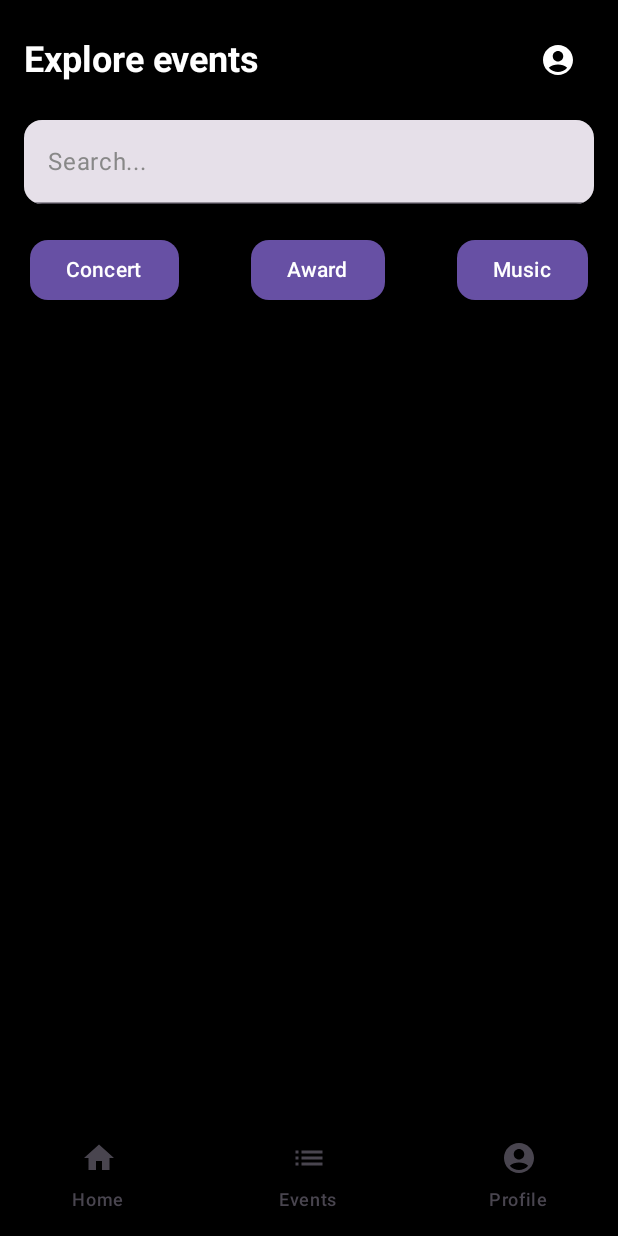
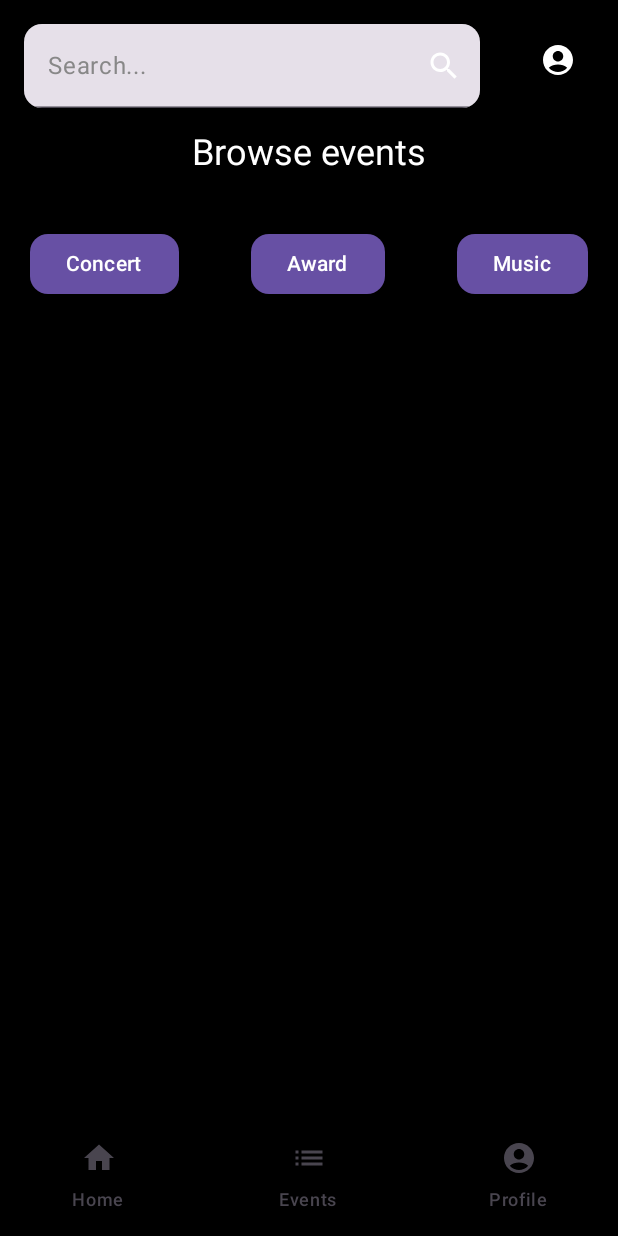
Before and after one commit to Munira12345/MazeConnect_, an Android app built with Jetpack Compose: the EventSeekerHomePage screen opened through its navigation route, on a phone screen of 412 x 824 dp. Run offline under Robolectric (Android 15) with nearby library versions, the light colour scheme and no system bars; our stand-ins replace Firebase (no records; nobody signed in at launch, a user with empty details on screens opened directly); missing, so only their content is drawn: MazeConnectTheme.

Commit message:
event seekers can now have events fetched by getting image cards with url and name and Id pending testing through log out feature

```diff
--- a/app/src/main/java/com/example/mazeconnect/EventSeekerHomePage.kt
+++ b/app/src/main/java/com/example/mazeconnect/EventSeekerHomePage.kt
@@ -18,19 +18,28 @@ import androidx.compose.ui.Modifier
 import androidx.compose.ui.draw.clip
 import androidx.compose.ui.graphics.Color
 import androidx.compose.ui.layout.ContentScale
-import androidx.compose.ui.res.painterResource
 import androidx.compose.ui.text.TextStyle
-import androidx.compose.ui.text.font.FontWeight
 import androidx.compose.ui.tooling.preview.Preview
 import androidx.compose.ui.unit.dp
 import androidx.compose.ui.unit.sp
 import androidx.navigation.NavHostController
 import androidx.navigation.compose.rememberNavController
 import coil.compose.rememberAsyncImagePainter
-import com.example.mazeconnect.R
 import com.example.mazeconnect.components.EventSeekerBottomNavigation
-import com.example.mazeconnect.ui.theme.MazeConnectTheme
+//import com.example.mazeconnect.ui.theme.MazeConnectTheme
+import android.util.Log
+import androidx.compose.foundation.*
+import androidx.compose.foundation.lazy.LazyColumn
+import androidx.compose.foundation.lazy.items
+import androidx.compose.material.icons.filled.Search
+import com.google.firebase.firestore.FirebaseFirestore
 
+
+data class EventData(
+    val id: String = "",
+    val name: String = "",
+    val imageUrl: String = ""
+)
 @Composable
 fun EventSeekerHomePage(navController: NavHostController) {
     var profileImageUrl by remember { mutableStateOf("") }
@@ -38,63 +47,67 @@ fun EventSeekerHomePage(navController: NavHostController) {
         uri?.let { profileImageUrl = it.toString() }
     }
 
+    val events = remember { mutableStateListOf<EventData>() }
+
+    // Fetch events from Firestore
+    LaunchedEffect(Unit) {
+        FirebaseFirestore.getInstance().collection("events")
+            .get()
+            .addOnSuccessListener { result ->
+                events.clear()
+                for (document in result) {
+                    val event = EventData(
+                        id = document.id,
+                        name = document.getString("name") ?: "Untitled",
+                        imageUrl = document.getString("imageUrl") ?: ""
+                    )
+                    events.add(event)
+                }
+            }
+            .addOnFailureListener { e -> Log.e("Firestore", "Error fetching events", e) }
+    }
+
     Box(
         modifier = Modifier
             .fillMaxSize()
             .background(Color.Black)
     ) {
+        // Main content
         Column(
             modifier = Modifier
                 .fillMaxSize()
                 .padding(16.dp)
+                .align(Alignment.TopCenter)
         ) {
-            // Header
-            Row(
-                modifier = Modifier.fillMaxWidth(),
-                verticalAlignment = Alignment.CenterVertically,
-                horizontalArrangement = Arrangement.SpaceBetween
-            ) {
-                Text(
-                    "Explore events",
-                    style = TextStyle(
-                        color = Color.White,
-                        fontSize = 24.sp,
-                        fontWeight = FontWeight.Bold
-                    )
-                )
-                IconButton(onClick = { imagePicker.launch("image/*") }) {
-                    if (profileImageUrl.isNotEmpty()) {
-                        Image(
-                            painter = rememberAsyncImagePainter(profileImageUrl),
-                            contentDescription = "User Profile",
-                            modifier = Modifier
-                                .size(40.dp)
-                                .clip(RoundedCornerShape(20.dp)),
-                            contentScale = ContentScale.Crop
-                        )
-                    } else {
-                        Icon(
-                            imageVector = Icons.Filled.AccountCircle,
-                            contentDescription = "User Profile",
-                            tint = Color.White
-                        )
-                    }
-                }
-            }
-
-            Spacer(modifier = Modifier.height(16.dp))
-
-            // Search Bar
+            // Shortened Search Bar with icon inside
             TextField(
                 value = "",
                 onValueChange = {},
                 placeholder = { Text("Search...", color = Color.Gray) },
                 modifier = Modifier
-                    .fillMaxWidth()
+                    .fillMaxWidth(0.8f)  // Make search bar smaller
                     .clip(RoundedCornerShape(12.dp))
                     .background(Color.DarkGray),
+                trailingIcon = {
+                    IconButton(onClick = { /* TODO: Handle search */ }) {
+                        Icon(Icons.Filled.Search, contentDescription = "Search", tint = Color.White)
+                    }
+                }
             )
 
+            Spacer(modifier = Modifier.height(16.dp))
+
+            // Browse events
+            Text(
+                "Browse events",
+                style = TextStyle(color = Color.White, fontSize = 24.sp),
+                modifier = Modifier
+                    .padding(bottom = 16.dp)
+                    .align(Alignment.CenterHorizontally)
+            )
+
+
+            // Spacer to give some space between "Explore events" text and categories
             Spacer(modifier = Modifier.height(16.dp))
 
             // Categories
@@ -106,14 +119,84 @@ fun EventSeekerHomePage(navController: NavHostController) {
                 CategoryButton("Award", Color(0xFFAB47BC))
                 CategoryButton("Music", Color(0xFF7E57C2))
             }
-            Spacer(modifier = Modifier.weight(1f))
+
+            // Event List
+            LazyColumn {
+                items(events) { event ->
+                    EventCard(event)
+                }
+            }
+        }
+            // Event List
+            LazyColumn {
+                items(events) { event ->
+                    EventCard(event)
+                }
+            }
+
+        IconButton(
+            onClick = { imagePicker.launch("image/*") },
+            modifier = Modifier
+                .align(Alignment.TopEnd)
+                .padding(16.dp)
+        ) {
+            if (profileImageUrl.isNotEmpty()) {
+                Image(
+                    painter = rememberAsyncImagePainter(profileImageUrl),
+                    contentDescription = "User Profile",
+                    modifier = Modifier
+                        .size(40.dp)
+                        .clip(RoundedCornerShape(20.dp)),
+                    contentScale = ContentScale.Crop
+                )
+            } else {
+                Icon(Icons.Filled.AccountCircle, "User Profile", tint = Color.White)
+            }
         }
 
+        Spacer(modifier = Modifier.height(16.dp))
+
+
+
+        // Bottom Navigation
         Column(
             modifier = Modifier.fillMaxSize(),
             verticalArrangement = Arrangement.Bottom
         ) {
             EventSeekerBottomNavigation(navController)
+        }
+    }
+}
+
+
+@Composable
+fun EventCard(event: EventData) {
+    Card(
+        modifier = Modifier
+            .fillMaxWidth()
+            .padding(vertical = 8.dp)
+            .clickable { /* TODO: Navigate to event details */ },
+        shape = RoundedCornerShape(12.dp),
+        colors = CardDefaults.cardColors(containerColor = Color.DarkGray)
+    ) {
+        Column {
+            if (event.imageUrl.isNotEmpty()) {
+                Image(
+                    painter = rememberAsyncImagePainter(event.imageUrl),
+                    contentDescription = event.name,
+                    modifier = Modifier
+                        .fillMaxWidth()
+                        .height(180.dp)
+                        .clip(RoundedCornerShape(12.dp)),
+                    contentScale = ContentScale.Crop
+                )
+            }
+            Text(
+                event.name,
+                fontSize = 18.sp,
+                color = Color.White,
+                modifier = Modifier.padding(8.dp)
+            )
         }
     }
 }
--- a/app/src/main/java/com/example/mazeconnect/OrgHomePage.kt
+++ b/app/src/main/java/com/example/mazeconnect/OrgHomePage.kt
@@ -95,7 +95,7 @@ fun EventsCard(title: String) {
     Card(
         modifier = Modifier
             .padding(8.dp)
-            .width(250.dp) // Fixed width for scrolling effect
+            .width(250.dp)
             .height(200.dp),
         shape = RoundedCornerShape(16.dp),
         elevation = CardDefaults.cardElevation(defaultElevation = 8.dp)
```
